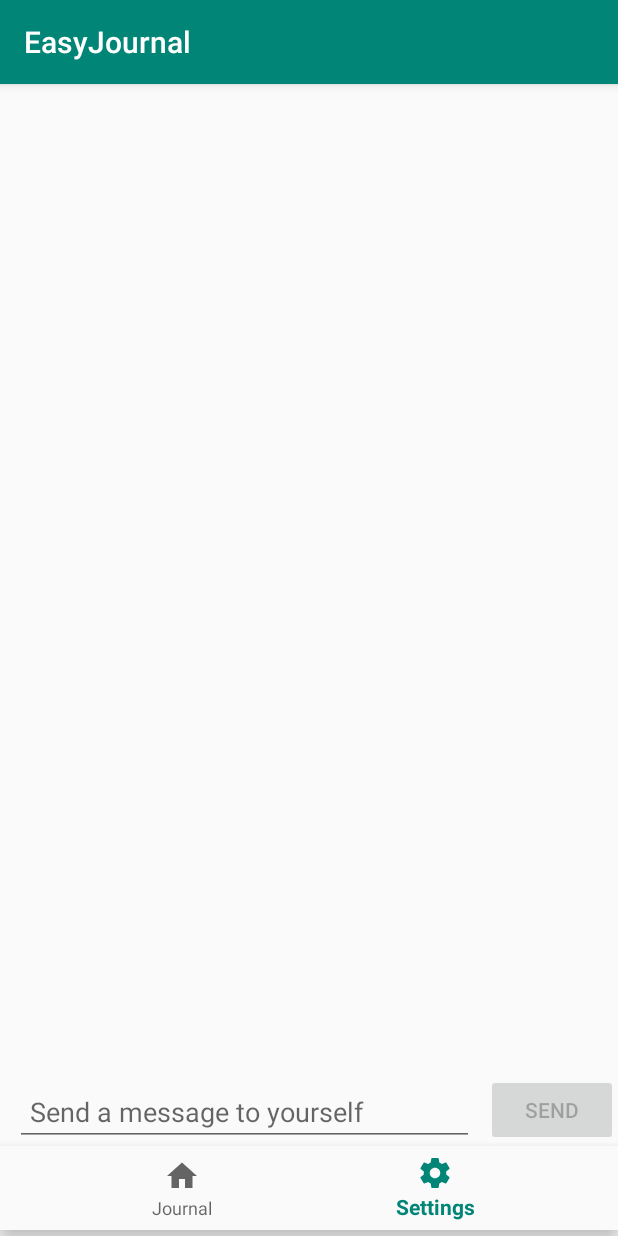
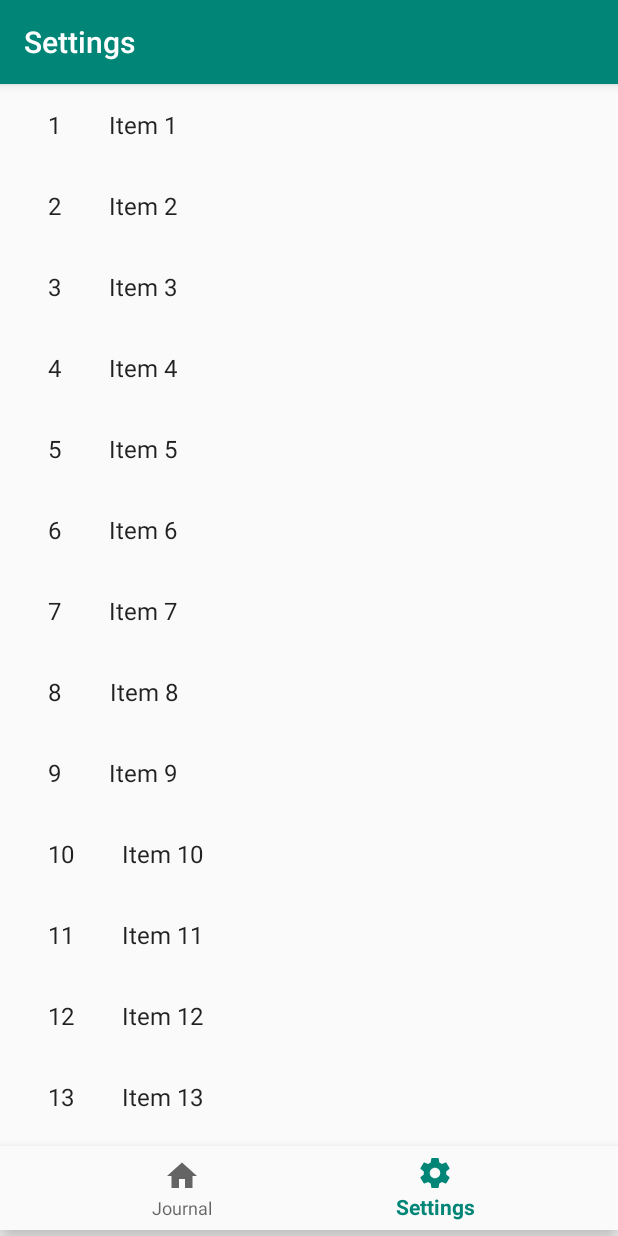
Before and after one commit to adamdsteel/easyjournal, an Android app: the screen it shows after launch (MainActivity), item 2 of the bottom bar chosen, on a phone screen of 412 x 824 dp. Run offline under Robolectric (Android 15) with nearby library versions, the phone set to English and light mode, and no system bars.

Commit message:
Entries and Settings fragments now both work with bottom navigation bar and maintain state.

```diff
--- a/EasyJournal/app/src/main/java/xyz/adamsteel/easyjournal/EJData.java
+++ /dev/null
@@ -1,8 +0,0 @@
-package xyz.adamsteel.easyjournal;
-
-
-//This class is responsible for loading the journal entries.
-class EJData {
-
-
-}
--- a/EasyJournal/app/src/main/java/xyz/adamsteel/easyjournal/MainActivity.java
+++ b/EasyJournal/app/src/main/java/xyz/adamsteel/easyjournal/MainActivity.java
@@ -3,16 +3,56 @@
 import android.os.Bundle;
 import android.support.annotation.NonNull;
 import android.support.design.widget.BottomNavigationView;
+import android.support.v4.app.Fragment;
+import android.support.v4.app.FragmentTransaction;
 import android.support.v7.app.AppCompatActivity;
 import android.util.Log;
 import android.view.MenuItem;
 import android.widget.TextView;
 import android.net.Uri;
-import android.view.View;
 
-public class MainActivity extends AppCompatActivity implements EntriesFragment.OnFragmentInteractionListener {
+import xyz.adamsteel.easyjournal.dummy.DummyContent;
+
+public class MainActivity extends AppCompatActivity implements EntriesFragment.OnFragmentInteractionListener, SettingsFragment.OnListFragmentInteractionListener {
 
     private TextView mTextMessage;
+    private android.support.v7.app.ActionBar mainActionBar;
+
+    //Our fragments:
+    Fragment eFragment;
+    Fragment sFragment;
+
+
+    @Override
+    protected void onCreate(Bundle savedInstanceState) {
+        super.onCreate(savedInstanceState);
+        setContentView(R.layout.activity_main);
+
+        mTextMessage = (TextView) findViewById(R.id.message);
+        mainActionBar = getSupportActionBar();
+        mainActionBar.setTitle(R.string.bar_title_main);
+
+        BottomNavigationView navigation = (BottomNavigationView) findViewById(R.id.navigation);
+        navigation.setOnNavigationItemSelectedListener(mOnNavigationItemSelectedListener);
+
+        //Fragments:
+        eFragment = new EntriesFragment();
+        sFragment = new SettingsFragment();
+        Log.d("EJLogs", "oncreate");
+
+        LoadFragment(eFragment);
+
+    }
+
+        @Override
+        public void onFragmentInteraction(Uri uri){
+
+        }
+
+        @Override
+        public void onListFragmentInteraction(DummyContent.DummyItem item) {
+        }
+
 
     private BottomNavigationView.OnNavigationItemSelectedListener mOnNavigationItemSelectedListener
             = new BottomNavigationView.OnNavigationItemSelectedListener() {
@@ -20,13 +60,20 @@
         @Override
         public boolean onNavigationItemSelected(@NonNull MenuItem item) {
             switch (item.getItemId()) {
+                //When user switches to Journal tab:
                 case R.id.navigation_home:
-                    //mTextMessage.setText(R.string.title_journal);
+                    mainActionBar.setTitle(R.string.bar_title_main);
+
+                    LoadFragment(eFragment);
                     Log.d("EJLOGS", "Changed to home tab");
+
                     return true;
 
                 case R.id.navigation_settings:
-                    //mTextMessage.setText(R.string.title_settings);
+                    //When user switches to Settings tab:
+                    mainActionBar.setTitle(R.string.bar_title_settings);
+
+                    LoadFragment(sFragment);
                     Log.d("EJLOGS", "Changed to settings tab");
                     return true;
             }
@@ -34,21 +81,13 @@
         }
     };
 
-    @Override
-    protected void onCreate(Bundle savedInstanceState) {
-        super.onCreate(savedInstanceState);
-        setContentView(R.layout.activity_main);
 
-        mTextMessage = (TextView) findViewById(R.id.message);
-        BottomNavigationView navigation = (BottomNavigationView) findViewById(R.id.navigation);
-        navigation.setOnNavigationItemSelectedListener(mOnNavigationItemSelectedListener);
+    private void LoadFragment(Fragment fragment){
+        Log.d("EJLogs", "LoadFragment");
+        FragmentTransaction transaction = getSupportFragmentManager().beginTransaction();
+        transaction.replace(R.id.main_frame_layout, fragment);
+        transaction.addToBackStack(null);
+        transaction.commit();
     }
 
-        @Override
-        public void onFragmentInteraction(Uri uri){
-
-        }
-
-    //When the user taps the send button to add their entry:
-
 }
--- /dev/null
+++ b/EasyJournal/app/src/main/java/xyz/adamsteel/easyjournal/MysettingsRecyclerViewAdapter.java
@@ -0,0 +1,77 @@
+package xyz.adamsteel.easyjournal;
+
+import android.support.v7.widget.RecyclerView;
+import android.view.LayoutInflater;
+import android.view.View;
+import android.view.ViewGroup;
+import android.widget.TextView;
+
+import xyz.adamsteel.easyjournal.SettingsFragment.OnListFragmentInteractionListener;
+import xyz.adamsteel.easyjournal.dummy.DummyContent.DummyItem;
+
+import java.util.List;
+
+/**
+ * {@link RecyclerView.Adapter} that can display a {@link DummyItem} and makes a call to the
+ * specified {@link OnListFragmentInteractionListener}.
+ * TODO: Replace the implementation with code for your data type.
+ */
+public class MysettingsRecyclerViewAdapter extends RecyclerView.Adapter<MysettingsRecyclerViewAdapter.ViewHolder> {
+
+    private final List<DummyItem> mValues;
+    private final OnListFragmentInteractionListener mListener;
+
+    public MysettingsRecyclerViewAdapter(List<DummyItem> items, OnListFragmentInteractionListener listener) {
+        mValues = items;
+        mListener = listener;
+    }
+
+    @Override
+    public ViewHolder onCreateViewHolder(ViewGroup parent, int viewType) {
+        View view = LayoutInflater.from(parent.getContext())
+                .inflate(R.layout.fragment_settings, parent, false);
+        return new ViewHolder(view);
+    }
+
+    @Override
+    public void onBindViewHolder(final ViewHolder holder, int position) {
+        holder.mItem = mValues.get(position);
+        holder.mIdView.setText(mValues.get(position).id);
+        holder.mContentView.setText(mValues.get(position).content);
+
+        holder.mView.setOnClickListener(new View.OnClickListener() {
+            @Override
+            public void onClick(View v) {
+                if (null != mListener) {
+                    // Notify the active callbacks interface (the activity, if the
+                    // fragment is attached to one) that an item has been selected.
+                    mListener.onListFragmentInteraction(holder.mItem);
+                }
+            }
+        });
+    }
+
+    @Override
+    public int getItemCount() {
+        return mValues.size();
+    }
+
+    public class ViewHolder extends RecyclerView.ViewHolder {
+        public final View mView;
+        public final TextView mIdView;
+        public final TextView mContentView;
+        public DummyItem mItem;
+
+        public ViewHolder(View view) {
+            super(view);
+            mView = view;
+            mIdView = (TextView) view.findViewById(R.id.item_number);
+            mContentView = (TextView) view.findViewById(R.id.content);
+        }
+
+        @Override
+        public String toString() {
+            return super.toString() + " '" + mContentView.getText() + "'";
+        }
+    }
+}
--- /dev/null
+++ b/EasyJournal/app/src/main/java/xyz/adamsteel/easyjournal/SettingsFragment.java
@@ -0,0 +1,107 @@
+package xyz.adamsteel.easyjournal;
+
+import android.content.Context;
+import android.os.Bundle;
+import android.support.v4.app.Fragment;
+import android.support.v7.widget.GridLayoutManager;
+import android.support.v7.widget.LinearLayoutManager;
+import android.support.v7.widget.RecyclerView;
+import android.view.LayoutInflater;
+import android.view.View;
+import android.view.ViewGroup;
+
+import xyz.adamsteel.easyjournal.dummy.DummyContent;
+import xyz.adamsteel.easyjournal.dummy.DummyContent.DummyItem;
+
+/**
+ * A fragment representing a list of Items.
+ * <p/>
+ * Activities containing this fragment MUST implement the {@link OnListFragmentInteractionListener}
+ * interface.
+ */
+public class SettingsFragment extends Fragment {
+
+    // TODO: Customize parameter argument names
+    private static final String ARG_COLUMN_COUNT = "column-count";
+    // TODO: Customize parameters
+    private int mColumnCount = 1;
+    private OnListFragmentInteractionListener mListener;
+
+    /**
+     * Mandatory empty constructor for the fragment manager to instantiate the
+     * fragment (e.g. upon screen orientation changes).
+     */
+    public SettingsFragment() {
+    }
+
+    // TODO: Customize parameter initialization
+    @SuppressWarnings("unused")
+    public static SettingsFragment newInstance(int columnCount) {
+        SettingsFragment fragment = new SettingsFragment();
+        Bundle args = new Bundle();
+        args.putInt(ARG_COLUMN_COUNT, columnCount);
+        fragment.setArguments(args);
+        return fragment;
+    }
+
+    @Override
+    public void onCreate(Bundle savedInstanceState) {
+        super.onCreate(savedInstanceState);
+
+        if (getArguments() != null) {
+            mColumnCount = getArguments().getInt(ARG_COLUMN_COUNT);
+        }
+    }
+
+    @Override
+    public View onCreateView(LayoutInflater inflater, ViewGroup container,
+                             Bundle savedInstanceState) {
+        View view = inflater.inflate(R.layout.fragment_settings_list, container, false);
+
+        // Set the adapter
+        if (view instanceof RecyclerView) {
+            Context context = view.getContext();
+            RecyclerView recyclerView = (RecyclerView) view;
+            if (mColumnCount <= 1) {
+                recyclerView.setLayoutManager(new LinearLayoutManager(context));
+            } else {
+                recyclerView.setLayoutManager(new GridLayoutManager(context, mColumnCount));
+            }
+            recyclerView.setAdapter(new MysettingsRecyclerViewAdapter(DummyContent.ITEMS, mListener));
+        }
+        return view;
+    }
+
+
+    @Override
+    public void onAttach(Context context) {
+        super.onAttach(context);
+        if (context instanceof OnListFragmentInteractionListener) {
+            mListener = (OnListFragmentInteractionListener) context;
+        } else {
+            throw new RuntimeException(context.toString()
+                    + " must implement OnListFragmentInteractionListener");
+        }
+    }
+
+    @Override
+    public void onDetach() {
+        super.onDetach();
+        mListener = null;
+    }
+
+    /**
+     * This interface must be implemented by activities that contain this
+     * fragment to allow an interaction in this fragment to be communicated
+     * to the activity and potentially other fragments contained in that
+     * activity.
+     * <p/>
+     * See the Android Training lesson <a href=
+     * "http://developer.android.com/training/basics/fragments/communicating.html"
+     * >Communicating with Other Fragments</a> for more information.
+     */
+    public interface OnListFragmentInteractionListener {
+        // TODO: Update argument type and name
+        void onListFragmentInteraction(DummyItem item);
+    }
+}
--- /dev/null
+++ b/EasyJournal/app/src/main/java/xyz/adamsteel/easyjournal/dummy/DummyContent.java
@@ -0,0 +1,72 @@
+package xyz.adamsteel.easyjournal.dummy;
+
+import java.util.ArrayList;
+import java.util.HashMap;
+import java.util.List;
+import java.util.Map;
+
+/**
+ * Helper class for providing sample content for user interfaces created by
+ * Android template wizards.
+ * <p>
+ * TODO: Replace all uses of this class before publishing your app.
+ */
+public class DummyContent {
+
+    /**
+     * An array of sample (dummy) items.
+     */
+    public static final List<DummyItem> ITEMS = new ArrayList<DummyItem>();
+
+    /**
+     * A map of sample (dummy) items, by ID.
+     */
+    public static final Map<String, DummyItem> ITEM_MAP = new HashMap<String, DummyItem>();
+
+    private static final int COUNT = 25;
+
+    static {
+        // Add some sample items.
+        for (int i = 1; i <= COUNT; i++) {
+            addItem(createDummyItem(i));
+        }
+    }
+
+    private static void addItem(DummyItem item) {
+        ITEMS.add(item);
+        ITEM_MAP.put(item.id, item);
+    }
+
+    private static DummyItem createDummyItem(int position) {
+        return new DummyItem(String.valueOf(position), "Item " + position, makeDetails(position));
+    }
+
+    private static String makeDetails(int position) {
+        StringBuilder builder = new StringBuilder();
+        builder.append("Details about Item: ").append(position);
+        for (int i = 0; i < position; i++) {
+            builder.append("\nMore details information here.");
+        }
+        return builder.toString();
+    }
+
+    /**
+     * A dummy item representing a piece of content.
+     */
+    public static class DummyItem {
+        public final String id;
+        public final String content;
+        public final String details;
+
+        public DummyItem(String id, String content, String details) {
+            this.id = id;
+            this.content = content;
+            this.details = details;
+        }
+
+        @Override
+        public String toString() {
+            return content;
+        }
+    }
+}
--- a/EasyJournal/app/src/main/res/layout/activity_main.xml
+++ b/EasyJournal/app/src/main/res/layout/activity_main.xml
@@ -33,6 +33,16 @@
         app:layout_constraintRight_toRightOf="parent"
         app:menu="@menu/navigation" />
 
+
+    <FrameLayout
+        android:id="@+id/main_frame_layout"
+        android:layout_width="match_parent"
+        android:layout_height="0dp"
+        app:layout_constraintBottom_toTopOf="@+id/navigation"
+        app:layout_constraintTop_toTopOf="parent"
+        tools:layout_editor_absoluteX="0dp" />
+
+    <!--
     <fragment
         android:id="@+id/fragment"
         android:name="xyz.adamsteel.easyjournal.EntriesFragment"
@@ -41,5 +51,6 @@
         app:layout_constraintBottom_toTopOf="@+id/navigation"
         app:layout_constraintTop_toTopOf="parent"
         tools:layout_editor_absoluteX="0dp" />
+        -->
 
 </android.support.constraint.ConstraintLayout>
--- /dev/null
+++ b/EasyJournal/app/src/main/res/layout/fragment_settings.xml
@@ -0,0 +1,20 @@
+<?xml version="1.0" encoding="utf-8"?>
+<LinearLayout xmlns:android="http://schemas.android.com/apk/res/android"
+    android:layout_width="wrap_content"
+    android:layout_height="wrap_content"
+    android:orientation="horizontal">
+
+    <TextView
+        android:id="@+id/item_number"
+        android:layout_width="wrap_content"
+        android:layout_height="wrap_content"
+        android:layout_margin="@dimen/text_margin"
+        android:textAppearance="?attr/textAppearanceListItem" />
+
+    <TextView
+        android:id="@+id/content"
+        android:layout_width="wrap_content"
+        android:layout_height="wrap_content"
+        android:layout_margin="@dimen/text_margin"
+        android:textAppearance="?attr/textAppearanceListItem" />
+</LinearLayout>
--- /dev/null
+++ b/EasyJournal/app/src/main/res/layout/fragment_settings_list.xml
@@ -0,0 +1,13 @@
+<?xml version="1.0" encoding="utf-8"?>
+<android.support.v7.widget.RecyclerView xmlns:android="http://schemas.android.com/apk/res/android"
+    xmlns:app="http://schemas.android.com/apk/res-auto"
+    xmlns:tools="http://schemas.android.com/tools"
+    android:id="@+id/list"
+    android:name="xyz.adamsteel.easyjournal.settingsFragment"
+    android:layout_width="match_parent"
+    android:layout_height="match_parent"
+    android:layout_marginLeft="16dp"
+    android:layout_marginRight="16dp"
+    app:layoutManager="LinearLayoutManager"
+    tools:context=".SettingsFragment"
+    tools:listitem="@layout/fragment_settings" />
--- a/EasyJournal/app/src/main/res/values/dimens.xml
+++ b/EasyJournal/app/src/main/res/values/dimens.xml
@@ -2,4 +2,5 @@
     <!-- Default screen margins, per the Android Design guidelines. -->
     <dimen name="activity_horizontal_margin">16dp</dimen>
     <dimen name="activity_vertical_margin">16dp</dimen>
+    <dimen name="text_margin">16dp</dimen>
 </resources>
--- a/EasyJournal/app/src/main/res/values/strings.xml
+++ b/EasyJournal/app/src/main/res/values/strings.xml
@@ -4,6 +4,8 @@
     <string name="title_dashboard">Dashboard</string>
     <string name="title_notifications">Notifications</string>
     <string name="title_settings">Settings</string>
+    <string name="bar_title_main">EasyJournal</string>
+    <string name="bar_title_settings">Settings</string>
 
     <!-- TODO: Remove or change this placeholder text -->
     <string name="hello_blank_fragment">Hello blank fragment</string>
```
